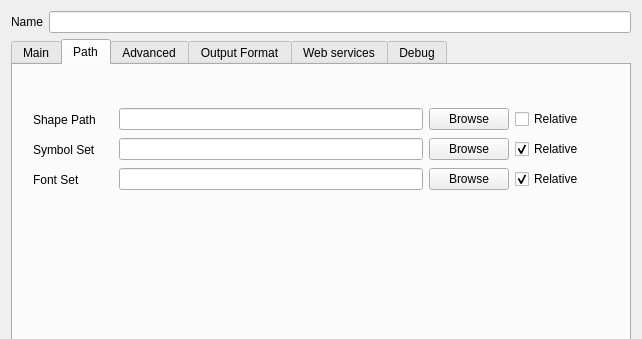
This is mapsettings.ui in QMapfileEditor/QMapfileEditor as Qt 5 draws it before an edit; both pictures show x 0 to 642 and y 0 to 339 of the 642 by 500 pixel window. The edited form follows.
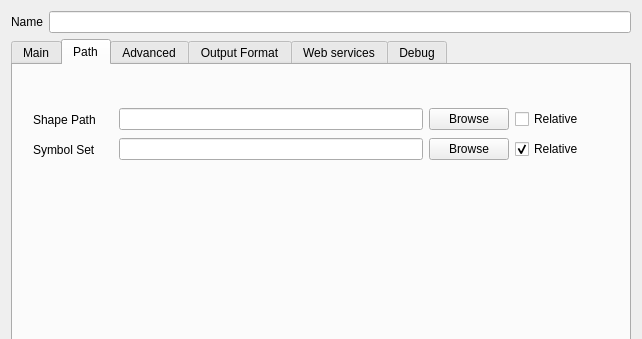
This is the edited form. The open tabs and pages were chosen to show the change. Icons and pictures are not drawn.

Commit message: Clean up mapsettings dialog to remove font path setting

What changed in the file:
```diff
--- a/mapsettings.ui
+++ b/mapsettings.ui
@@ -601,51 +601,6 @@
       <attribute name="toolTip">
        <string>&lt;html&gt;&lt;head/&gt;&lt;body&gt;&lt;p&gt;Path configuration for the map object.&lt;/p&gt;&lt;/body&gt;&lt;/html&gt;</string>
       </attribute>
-      <widget class="QWidget" name="layoutWidget6">
-       <property name="geometry">
-        <rect>
-         <x>20</x>
-         <y>100</y>
-         <width>551</width>
-         <height>29</height>
-        </rect>
-       </property>
-       <layout class="QHBoxLayout" name="horizontalLayout_8">
-        <item>
-         <widget class="QLabel" name="mf_map_fontset_label">
-          <property name="minimumSize">
-           <size>
-            <width>80</width>
-            <height>0</height>
-           </size>
-          </property>
-          <property name="text">
-           <string>Font Set</string>
-          </property>
-         </widget>
-        </item>
-        <item>
-         <widget class="QLineEdit" name="mf_map_fontset"/>
-        </item>
-        <item>
-         <widget class="QPushButton" name="mf_map_fontset_browse">
-          <property name="text">
-           <string>Browse</string>
-          </property>
-         </widget>
-        </item>
-        <item>
-         <widget class="QCheckBox" name="mf_map_fontset_relative">
-          <property name="text">
-           <string>Relative</string>
-          </property>
-          <property name="checked">
-           <bool>true</bool>
-          </property>
-         </widget>
-        </item>
-       </layout>
-      </widget>
       <widget class="QWidget" name="layoutWidget7">
        <property name="geometry">
         <rect>
```
The commit also changes 3 other files.
